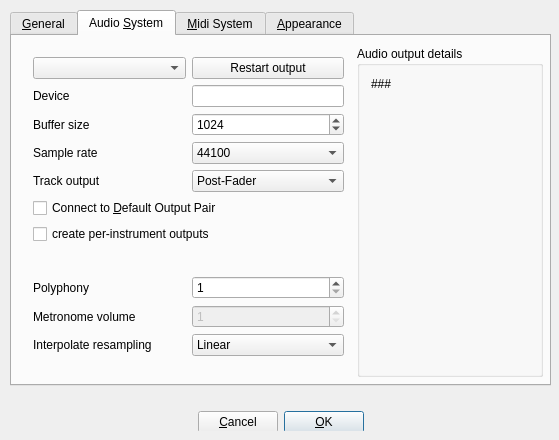
The window that src/gui/src/UI/PreferencesDialog_UI.ui (hydrogen-music/hydrogen) describes before a commit, drawn with Qt 5.
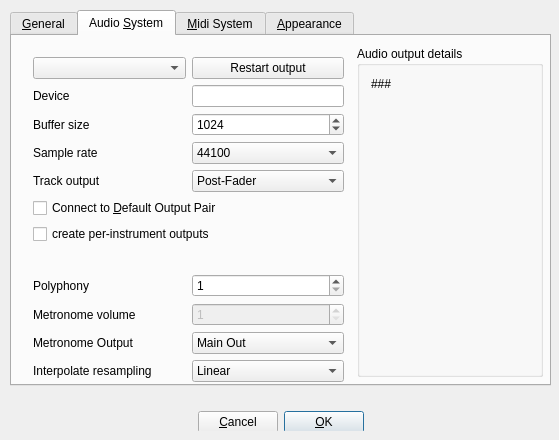
The same window after the commit. The open tabs and pages were chosen to show the change. Custom widgets are drawn as their Qt base class.

Commit message: work on monitor out. add select metronome output to preferencesdialog

```diff
--- a/src/gui/src/UI/PreferencesDialog_UI.ui
+++ b/src/gui/src/UI/PreferencesDialog_UI.ui
@@ -369,7 +369,7 @@
        <x>10</x>
        <y>10</y>
        <width>333</width>
-       <height>346</height>
+       <height>371</height>
       </rect>
      </property>
      <layout class="QVBoxLayout" name="verticalLayout">
@@ -610,6 +610,32 @@
           </property>
          </widget>
         </item>
+        <item row="2" column="0">
+         <widget class="QLabel" name="label_2">
+          <property name="text">
+           <string>Metronome Output</string>
+          </property>
+         </widget>
+        </item>
+        <item row="2" column="1">
+         <widget class="QComboBox" name="metronomeOutputcomboBox">
+          <item>
+           <property name="text">
+            <string>Main Out</string>
+           </property>
+          </item>
+          <item>
+           <property name="text">
+            <string>Monitor Out</string>
+           </property>
+          </item>
+          <item>
+           <property name="text">
+            <string>Both</string>
+           </property>
+          </item>
+         </widget>
+        </item>
        </layout>
       </item>
       <item>
```
The commit also changes 5 other files.
